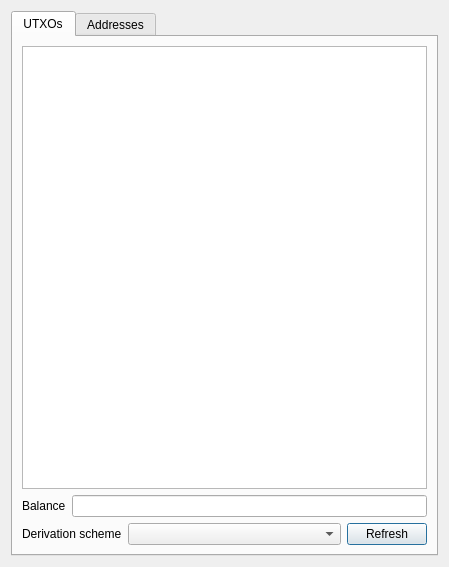
Before: the Qt Designer form ui/walletinfo.ui in gbizzotto/ourWallet, drawn with Qt 5.
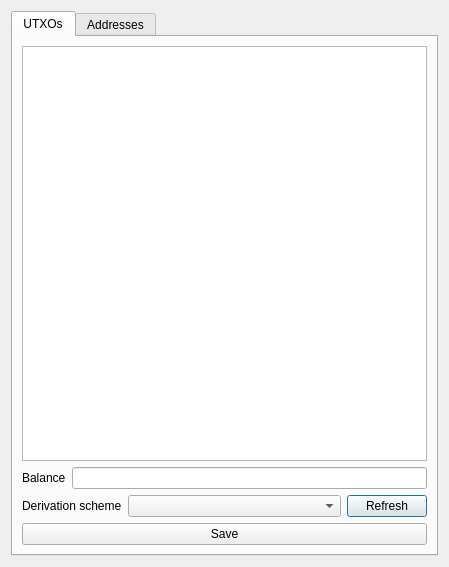
After: the same form once the commit is applied.

What changed in the file:
```diff
--- a/ui/walletinfo.ui
+++ b/ui/walletinfo.ui
@@ -92,6 +92,13 @@
          </item>
         </layout>
        </item>
+       <item>
+        <widget class="QPushButton" name="saveButton">
+         <property name="text">
+          <string>Save</string>
+         </property>
+        </widget>
+       </item>
       </layout>
      </widget>
      <widget class="QWidget" name="tab">
```
